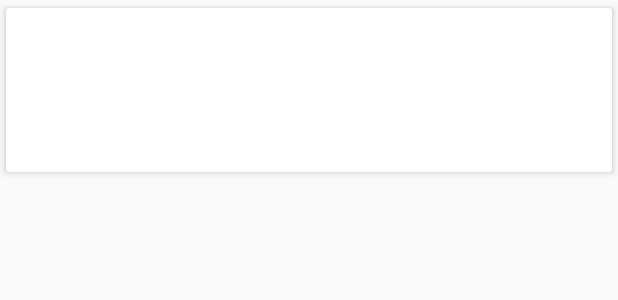
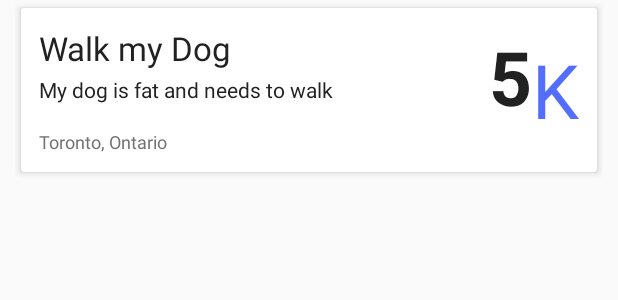
Before and after one commit to OneGoodSamaritan/lend-a-hand, an Android app: the layout task_card.xml on its own in the app's theme, with its tools: preview values and no code run, on a phone screen of 412 x 824 dp. Shown: the top 300 px of the screen. Run offline under Robolectric (Android 15) with nearby library versions, the phone set to English and light mode, and no system bars.

Commit message:
UI Changes

```diff
--- a/app/src/main/java/onegoodsamaritan/lendahand/TaskFeedActivity.java
+++ b/app/src/main/java/onegoodsamaritan/lendahand/TaskFeedActivity.java
@@ -30,7 +30,7 @@ public class TaskFeedActivity extends BaseActivity {
         LayoutInflater inflater = (LayoutInflater) this.getSystemService(Context.LAYOUT_INFLATER_SERVICE);
         View contentView = inflater.inflate(R.layout.task_feed_activity, null);
         mDrawer.addView(contentView, 0);
-        getSupportActionBar().setTitle("Task Feed");
+        getSupportActionBar().setTitle("Lend a Hand");
 
         FloatingActionButton fab = (FloatingActionButton) findViewById(R.id.fab);
         progressBar = (ProgressBar) findViewById(R.id.progressBar);
--- /dev/null
+++ b/app/src/main/res/drawable/karma_coin.xml
@@ -0,0 +1,6 @@
+<?xml version="1.0" encoding="utf-8"?>
+<shape xmlns:android="http://schemas.android.com/apk/res/android" android:shape="oval">
+    <solid android:color="#F9A825"/>
+    <stroke android:width="2dp" android:color="#fff" />
+    <size android:width="80dp" android:height="80dp"/>
+</shape>
--- a/app/src/main/res/layout/task_card.xml
+++ b/app/src/main/res/layout/task_card.xml
@@ -1,8 +1,11 @@
 <?xml version="1.0" encoding="utf-8"?>
 <LinearLayout xmlns:android="http://schemas.android.com/apk/res/android"
+    xmlns:app="http://schemas.android.com/apk/res-auto"
+    xmlns:tools="http://schemas.android.com/tools"
     android:layout_width="match_parent"
     android:layout_height="wrap_content"
-    xmlns:app="http://schemas.android.com/apk/res-auto">
+    android:paddingLeft="10dp"
+    android:paddingRight="10dp">
 
     <android.support.v7.widget.CardView
         android:id="@+id/cv"
@@ -15,38 +18,63 @@
         <RelativeLayout
             android:layout_width="match_parent"
             android:layout_height="wrap_content"
-            android:padding="5dp">
-
-            <TextView
-                android:id="@+id/karma"
-                android:layout_width="wrap_content"
-                android:layout_height="match_parent"
-                android:layout_gravity="center"
-                android:layout_alignParentLeft="true"
-                android:layout_marginRight="16dp"
-                android:textSize="50sp" />
+            android:padding="12dp">
 
             <TextView
                 android:id="@+id/title"
                 android:layout_width="wrap_content"
                 android:layout_height="wrap_content"
                 android:layout_alignParentTop="true"
-                android:layout_toRightOf="@+id/karma"
-                android:textSize="25sp" />
-
-            <TextView
-                android:id="@+id/location"
-                android:layout_width="wrap_content"
-                android:layout_height="wrap_content"
-                android:layout_below="@+id/title"
-                android:layout_toRightOf="@+id/karma" />
+                android:textColor="@color/primary_text"
+                android:textSize="22sp"
+                tools:text="Walk my Dog" />
 
             <TextView
                 android:id="@+id/description"
                 android:layout_width="wrap_content"
                 android:layout_height="wrap_content"
-                android:layout_below="@+id/location"
-                android:layout_toRightOf="@+id/karma" />
+                android:layout_below="@id/title"
+                android:layout_marginTop="3dp"
+                android:textColor="@color/primary_text"
+                tools:text="My dog is fat and needs to walk" />
+
+            <TextView
+                android:id="@+id/location"
+                android:layout_width="wrap_content"
+                android:layout_height="match_parent"
+                android:layout_below="@id/description"
+                android:gravity="bottom"
+                android:textColor="@color/secondary_text"
+                android:textSize="12sp"
+                tools:text="Toronto, Ontario" />
+
+            <LinearLayout
+                android:layout_width="wrap_content"
+                android:layout_height="match_parent"
+                android:layout_alignParentRight="true"
+                android:gravity="center_vertical">
+
+                <TextView
+                    android:id="@+id/karma"
+                    android:layout_width="wrap_content"
+                    android:layout_height="match_parent"
+                    android:textColor="@color/primary_text"
+                    android:textSize="50sp"
+                    android:textStyle="bold"
+                    tools:text="5" />
+
+                <TextView
+                    android:layout_width="wrap_content"
+                    android:layout_height="match_parent"
+                    android:gravity="center_vertical"
+                    android:text="K"
+                    android:textColor="@color/colorAccent"
+                    android:textSize="50sp"
+                    tools:text="K" />
+
+            </LinearLayout>
+
+
         </RelativeLayout>
     </android.support.v7.widget.CardView>
 </LinearLayout>
--- a/app/src/main/res/values/colors.xml
+++ b/app/src/main/res/values/colors.xml
@@ -1,6 +1,11 @@
 <?xml version="1.0" encoding="utf-8"?>
 <resources>
-    <color name="colorPrimary">#3F51B5</color>
-    <color name="colorPrimaryDark">#303F9F</color>
-    <color name="colorAccent">#FF4081</color>
+    <color name="colorPrimary">#E91E63</color>
+    <color name="colorPrimaryDark">#C2185B</color>
+    <color name="primary_light">#F8BBD0</color>
+    <color name="colorAccent">#536DFE</color>
+    <color name="primary_text">#212121</color>
+    <color name="secondary_text">#727272</color>
+    <color name="icons">#FFFFFF</color>
+    <color name="divider">#B6B6B6</color>
 </resources>
```
Also changed, not shown: app/src/main/java/onegoodsamaritan/lendahand/AddTaskDialog.java (+6 -1 lines), app/src/main/java/onegoodsamaritan/lendahand/BaseActivity.java (+0 -10 lines), app/src/main/java/onegoodsamaritan/lendahand/MyTasksActivity.java (+6 -16 lines), app/src/main/res/layout/app_bar_karma.xml (+18 -5 lines), app/src/main/res/layout/dialog_karma.xml (+30 -8 lines), app/src/main/res/menu/karma.xml (+1 -7 lines), app/src/main/res/menu/menu_main.xml (+1 -7 lines), app/src/main/res/mipmap-hdpi/ic_launcher.png, app/src/main/res/mipmap-mdpi/ic_launcher.png, app/src/main/res/mipmap-xhdpi/ic_launcher.png, app/src/main/res/mipmap-xxhdpi/ic_launcher.png, app/src/main/res/mipmap-xxxhdpi/ic_launcher.png.
